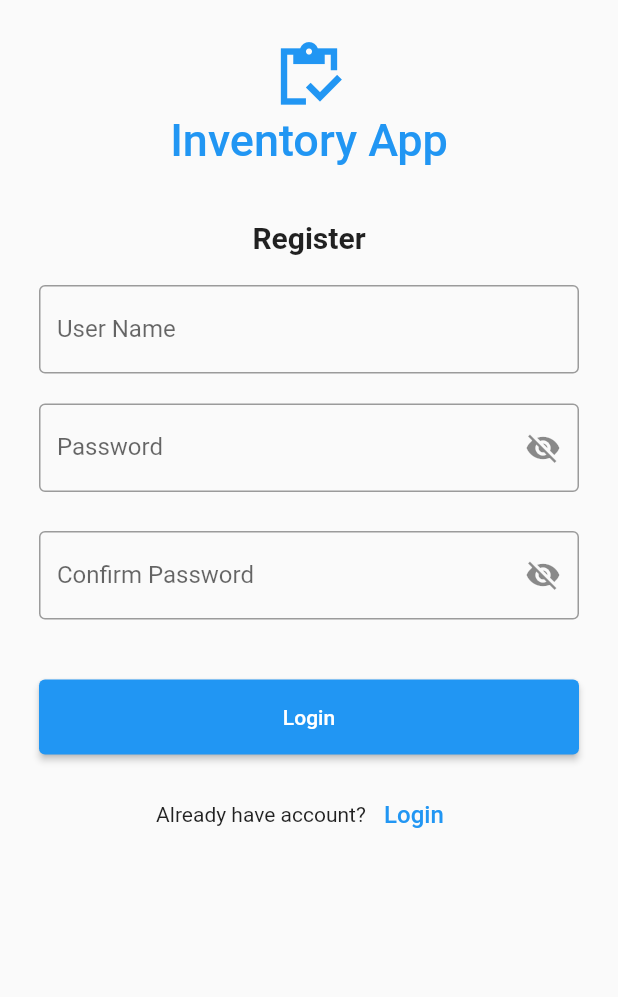
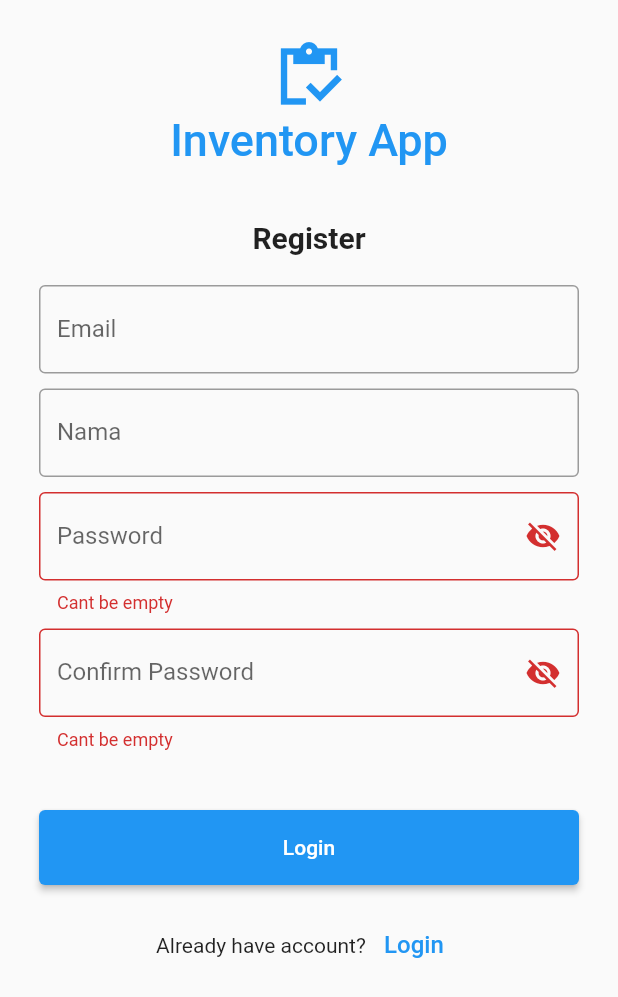
Before and after one commit to ardianasman/Aplikasi-Inventori-Android, a Flutter app: the Register screen opened directly, after a tap on "Login", on a phone screen of 412 x 824 dp. Shown: the top 997 px of the screen. Run offline on Flutter 3.47's test engine with Material 2 defaults, Android fonts, the phone set to English and light mode, and no system bars; our stand-ins replace animated_splash_screen, cloud_firestore, firebase_auth, firebase_core, google_sign_in, page_transition; accounts and stored records are empty; network calls fail.

Commit message:
register & getdata profile (profile blm fix)

```diff
--- /dev/null
+++ b/project_ambw/lib/dataClass/classUser.dart
@@ -0,0 +1,38 @@
+class dataUser {
+  final String email;
+  final String nama;
+  final String password;
+  final String nomer;
+  final String alamatgudang;
+  final String imagepath;
+
+  dataUser(
+      {required this.email,
+      required this.nama,
+      required this.password,
+      required this.nomer,
+      required this.alamatgudang,
+      required this.imagepath});
+
+  Map<String, dynamic> toJson() {
+    return {
+      "email": email,
+      "nama": nama,
+      "password": password,
+      "nomer": nomer,
+      "alamatgudang": alamatgudang,
+      "imagepath": imagepath
+    };
+  }
+
+  factory dataUser.fromJson(Map<String, dynamic> json) {
+    return dataUser(
+      email: json['email'],
+      nama: json['nama'],
+      password: json['password'],
+      nomer: json['nomer'],
+      alamatgudang: json['alamatgudang'],
+      imagepath: json['imagepath'],
+    );
+  }
+}
--- /dev/null
+++ b/project_ambw/lib/dataClass/dbservices.dart
@@ -0,0 +1,23 @@
+import 'dart:math';
+
+import 'package:cloud_firestore/cloud_firestore.dart';
+
+import 'classUser.dart';
+
+CollectionReference tabelUser =
+    FirebaseFirestore.instance.collection("tabelUser");
+
+class Database {
+  static Stream<QuerySnapshot> getData() {
+    return tabelUser.snapshots();
+  }
+
+  static Future<void> tambahData({required dataUser user}) async {
+    DocumentReference docRef = tabelUser.doc(user.nama);
+
+    await docRef
+        .set(user.toJson())
+        .whenComplete(() => print("Data berhasil register"))
+        .catchError((e) => print(e));
+  }
+}
--- a/project_ambw/lib/login.dart
+++ b/project_ambw/lib/login.dart
@@ -104,7 +104,7 @@ class _LoginPageState extends State<LoginPage> {
                   controller: emailController,
                   decoration: const InputDecoration(
                     border: OutlineInputBorder(),
-                    labelText: 'User Name',
+                    labelText: 'Email',
                   ),
                 ),
               ),
--- a/project_ambw/lib/register.dart
+++ b/project_ambw/lib/register.dart
@@ -1,7 +1,12 @@
 // ignore_for_file: prefer_const_constructors, prefer_const_literals_to_create_immutables, duplicate_ignore
 
+import 'package:firebase_auth/firebase_auth.dart';
 import 'package:flutter/material.dart';
+import 'package:project_ambw/dataClass/classUser.dart';
+import 'package:project_ambw/dataClass/dbservices.dart';
+import 'package:project_ambw/home.dart';
 import 'package:project_ambw/login.dart';
+import 'package:project_ambw/main.dart';
 
 class Register extends StatefulWidget {
   const Register({Key? key}) : super(key: key);
@@ -13,11 +18,19 @@ class Register extends StatefulWidget {
 class _RegisterState extends State<Register> {
   bool _obsecureText = true;
   bool _obsecureTextConfirm = true;
+  final emailController = TextEditingController();
+  final namaController = TextEditingController();
+  final passwordController = TextEditingController();
+  final passwordconfirmController = TextEditingController();
+
+  final GlobalKey<FormState> _form = GlobalKey<FormState>();
 
   @override
   Widget build(BuildContext context) {
     return Scaffold(
-      body: Padding(
+      body: Form(
+        key: _form,
+        child: Padding(
             padding: const EdgeInsets.all(16),
             child: ListView(
               children: <Widget>[
@@ -54,13 +67,13 @@ class _RegisterState extends State<Register> {
                   ),
                 ),
                 Container(
-                padding: const EdgeInsets.all(10),
+                  padding: const EdgeInsets.fromLTRB(10, 10, 10, 0),
                   // ignore: prefer_const_constructors
                   child: TextField(
-                  //controller: emailController,
+                    controller: emailController,
                     decoration: const InputDecoration(
                       border: OutlineInputBorder(),
-                    labelText: 'User Name',
+                      labelText: 'Email',
                     ),
                   ),
                 ),
@@ -68,8 +81,26 @@ class _RegisterState extends State<Register> {
                   padding: const EdgeInsets.fromLTRB(10, 10, 10, 0),
                   // ignore: prefer_const_constructors
                   child: TextField(
+                    controller: namaController,
+                    decoration: const InputDecoration(
+                      border: OutlineInputBorder(),
+                      labelText: 'Nama',
+                    ),
+                  ),
+                ),
+                Container(
+                  padding: const EdgeInsets.fromLTRB(10, 10, 10, 0),
+                  // ignore: prefer_const_constructors
+                  child: TextFormField(
                     obscureText: _obsecureText,
-                  // controller: passwordController,
+                    controller: passwordController,
+                    validator: (val) {
+                      if (val!.isEmpty) {
+                        return "Cant be empty";
+                      } else if (val.length < 8) {
+                        return "Password must be atleast 8 characters long";
+                      }
+                    },
                     decoration: InputDecoration(
                       suffixIcon: IconButton(
                         onPressed: () {
@@ -78,7 +109,9 @@ class _RegisterState extends State<Register> {
                           });
                         },
                         icon: Icon(
-                        _obsecureText ? Icons.visibility_off : Icons.visibility,
+                          _obsecureText
+                              ? Icons.visibility_off
+                              : Icons.visibility,
                         ),
                       ),
                       border: OutlineInputBorder(),
@@ -86,15 +119,34 @@ class _RegisterState extends State<Register> {
                     ),
                   ),
                 ),
-              // ignore: prefer_const_constructors
-              SizedBox(
-                height: 16,
-              ),
                 Container(
                   padding: const EdgeInsets.fromLTRB(10, 10, 10, 0),
-                child: TextField(
+                  child: TextFormField(
                     obscureText: _obsecureTextConfirm,
-                  // controller: passwordController,
+                    controller: passwordconfirmController,
+                    validator: (val) {
+                      if (val!.isEmpty) {
+                        return "Cant be empty";
+                      } else if (val != passwordController.text) {
+                        return "Password not match";
+                      } else {
+                        FirebaseAuth.instance.createUserWithEmailAndPassword(
+                            email: emailController.text,
+                            password: passwordController.text);
+                        final userBaru = dataUser(
+                            email: emailController.text,
+                            nama: namaController.text,
+                            password: passwordController.text,
+                            nomer: "Not set",
+                            alamatgudang: "Not set",
+                            imagepath: "Not set");
+                        Database.tambahData(user: userBaru);
+                        Navigator.push(
+                            context,
+                            MaterialPageRoute(
+                                builder: (builder) => LoginPage()));
+                      }
+                    },
                     decoration: InputDecoration(
                       suffixIcon: IconButton(
                         onPressed: () {
@@ -122,9 +174,7 @@ class _RegisterState extends State<Register> {
                   child: ElevatedButton(
                     child: const Text('Login'),
                     onPressed: () {
-                    //print(emailController.text);
-                    //print(passwordController.text);
-                    //signIn();
+                      _form.currentState?.validate();
                     },
                   ),
                 ),
@@ -141,8 +191,10 @@ class _RegisterState extends State<Register> {
                       ),
                       onPressed: () {
                         //login screen
-                      Navigator.push(context,
-                          MaterialPageRoute(builder: (builder) => LoginPage()));
+                        Navigator.push(
+                            context,
+                            MaterialPageRoute(
+                                builder: (builder) => LoginPage()));
                       },
                     )
                   ],
@@ -150,6 +202,7 @@ class _RegisterState extends State<Register> {
                 ),
               ],
             )),
+      ),
     );
   }
 }
```
Also changed, not shown: project_ambw/lib/profile.dart (+35 -31 lines). Lines whose indentation alone changed are shown as unchanged.
